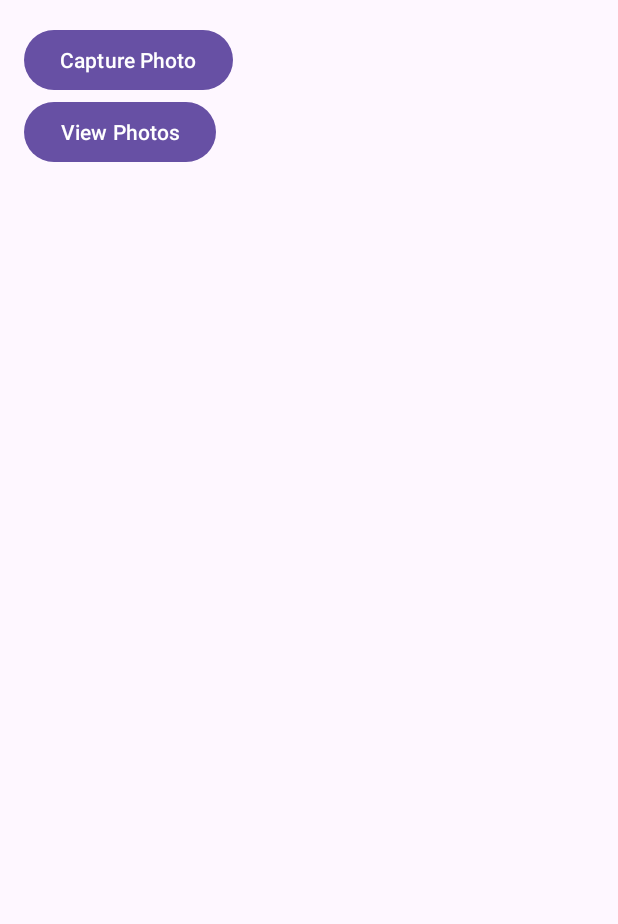
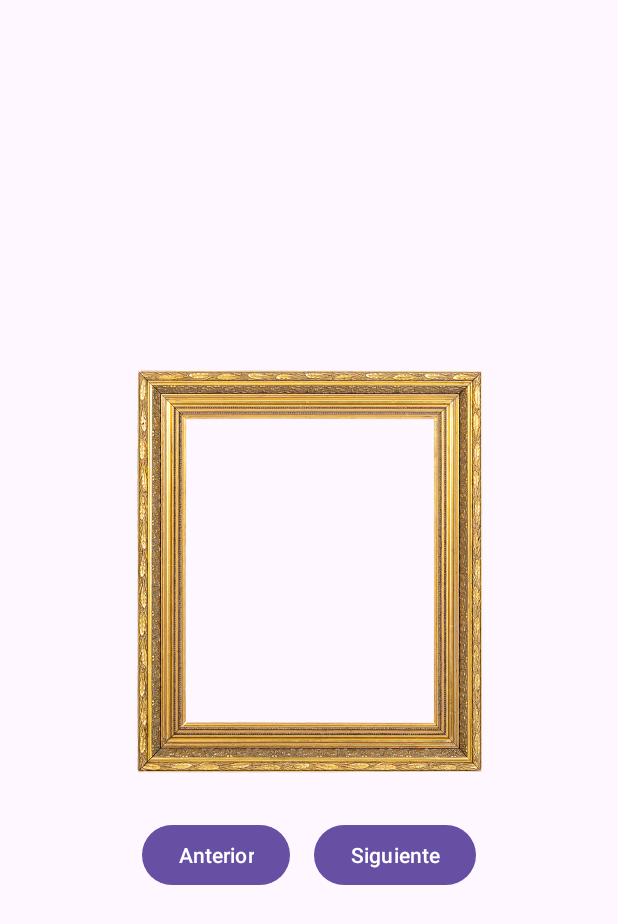
Before and after one commit to robledo21/DAS-Extraordinaria, an Android app: the MainActivity screen opened directly, with no data from a screen before it, after a tap on "View Photos", on a phone screen of 412 x 824 dp. Shown: the top 924 px of the screen. Run offline under Robolectric (Android 15) with nearby library versions, the phone set to English and light mode, and no system bars; our stand-ins replace Firebase (no records; nobody signed in at launch, a user with empty details on screens opened directly); pictures from the network do not load.

Commit message:
Fetch photos ya fetchea bien

```diff
--- a/app/src/main/AndroidManifest.xml
+++ b/app/src/main/AndroidManifest.xml
@@ -32,6 +32,7 @@
             </intent-filter>
         </activity>
         <activity android:name=".MainActivity" />
+        <activity android:name=".ViewPhotosActivity" />
         <service    android:name=".MiFirebaseMessagingService"
             android:enabled="true"
             android:exported="true"
--- a/app/src/main/java/com/example/extraordinariadas/MainActivity.kt
+++ b/app/src/main/java/com/example/extraordinariadas/MainActivity.kt
@@ -43,10 +43,6 @@ class MainActivity : AppCompatActivity() {
         FirebaseApp.initializeApp(this)
         auth = FirebaseAuth.getInstance()
 
-        photoGridView = findViewById(R.id.photoGridView)
-        photoAdapter = PhotoAdapter(this,ArrayList())
-        photoGridView.adapter = photoAdapter
-
         checkNotificationPermission()
 
         // Capture image
@@ -56,7 +52,8 @@ class MainActivity : AppCompatActivity() {
 
         // View photos
         findViewById<Button>(R.id.viewPhotosButton).setOnClickListener {
-            fetchPhotos()
+            val intent = Intent(this, ViewPhotosActivity::class.java)
+            startActivity(intent)
         }
 
         // Initialize FCM
--- /dev/null
+++ b/app/src/main/java/com/example/extraordinariadas/ViewPhotosActivity.kt
@@ -0,0 +1,95 @@
+// ViewPhotosActivity.kt
+package com.example.extraordinariadas
+
+import android.os.Bundle
+import android.util.Log
+import android.widget.Button
+import android.widget.ImageView
+import androidx.appcompat.app.AppCompatActivity
+import com.bumptech.glide.Glide
+import kotlinx.coroutines.Dispatchers
+import kotlinx.coroutines.GlobalScope
+import kotlinx.coroutines.launch
+import kotlinx.coroutines.withContext
+import org.json.JSONArray
+import java.io.BufferedReader
+import java.io.InputStreamReader
+import java.net.HttpURLConnection
+import java.net.URL
+
+class ViewPhotosActivity : AppCompatActivity() {
+
+    private lateinit var imageView: ImageView
+    private lateinit var nextButton: Button
+    private lateinit var prevButton: Button
+
+    private var photoUrls: MutableList<String> = mutableListOf()
+    private var currentIndex = 0
+
+    override fun onCreate(savedInstanceState: Bundle?) {
+        super.onCreate(savedInstanceState)
+        setContentView(R.layout.activity_view_photos)
+
+        imageView = findViewById(R.id.imageView)
+        nextButton = findViewById(R.id.nextButton)
+        prevButton = findViewById(R.id.prevButton)
+
+        fetchPhotos()
+
+        nextButton.setOnClickListener {
+            if (currentIndex < photoUrls.size - 1) {
+                currentIndex++
+                displayPhoto()
+            }
+        }
+
+        prevButton.setOnClickListener {
+            if (currentIndex > 0) {
+                currentIndex--
+                displayPhoto()
+            }
+        }
+    }
+
+    private fun fetchPhotos() {
+        GlobalScope.launch(Dispatchers.IO) {
+            try {
+                val url = URL("http://35.195.17.43/get_images2.php") // Cambia esto a tu URL de PHP
+                val connection = url.openConnection() as HttpURLConnection
+                connection.requestMethod = "GET"
+
+                val inputStreamReader = InputStreamReader(connection.inputStream)
+                val bufferedReader = BufferedReader(inputStreamReader)
+                val response = StringBuilder()
+                var inputLine: String?
+
+                while (bufferedReader.readLine().also { inputLine = it } != null) {
+                    response.append(inputLine)
+                }
+                bufferedReader.close()
+
+                // Parse the JSON response
+                val jsonArray = JSONArray(response.toString())
+                for (i in 0 until jsonArray.length()) {
+                    val imageUrl = jsonArray.getString(i)
+                    photoUrls.add(imageUrl)
+                }
+
+                withContext(Dispatchers.Main) {
+                    if (photoUrls.isNotEmpty()) {
+                        displayPhoto()
+                    }
+                }
+
+            } catch (e: Exception) {
+                Log.e("ViewPhotosActivity", "Error fetching photos: ${e.message}")
+            }
+        }
+    }
+
+    private fun displayPhoto() {
+        Glide.with(this)
+            .load(photoUrls[currentIndex])
+            .into(imageView)
+    }
+}
--- a/app/src/main/res/layout/activity_view_photos.xml
+++ b/app/src/main/res/layout/activity_view_photos.xml
@@ -1,16 +1,37 @@
 <!-- activity_view_photos.xml -->
-<RelativeLayout xmlns:android="http://schemas.android.com/apk/res/android"
+<LinearLayout xmlns:android="http://schemas.android.com/apk/res/android"
     android:layout_width="match_parent"
-    android:layout_height="match_parent">
+    android:layout_height="match_parent"
+    android:orientation="vertical"
+    android:gravity="center"
+    android:padding="16dp">
 
-    <GridView
-        android:id="@+id/photoGridView"
+    <ImageView
+        android:id="@+id/imageView"
+        android:layout_width="300dp"
+        android:layout_height="300dp"
+        android:layout_gravity="center"
+        android:scaleType="fitCenter"
+        android:background="@drawable/marco_decorativo" />
+
+    <LinearLayout
         android:layout_width="match_parent"
-        android:layout_height="match_parent"
-        android:numColumns="3"
-        android:verticalSpacing="10dp"
-        android:horizontalSpacing="10dp"
-        android:padding="10dp"
-        android:gravity="center" />
+        android:layout_height="wrap_content"
+        android:orientation="horizontal"
+        android:gravity="center"
+        android:layout_marginTop="16dp">
 
-</RelativeLayout>
+        <Button
+            android:id="@+id/prevButton"
+            android:layout_width="wrap_content"
+            android:layout_height="wrap_content"
+            android:text="Anterior" />
+
+        <Button
+            android:id="@+id/nextButton"
+            android:layout_width="wrap_content"
+            android:layout_height="wrap_content"
+            android:text="Siguiente"
+            android:layout_marginStart="16dp" />
+    </LinearLayout>
+</LinearLayout>
```
Also changed, not shown: app/src/main/res/drawable/marco_decorativo.png (added).
